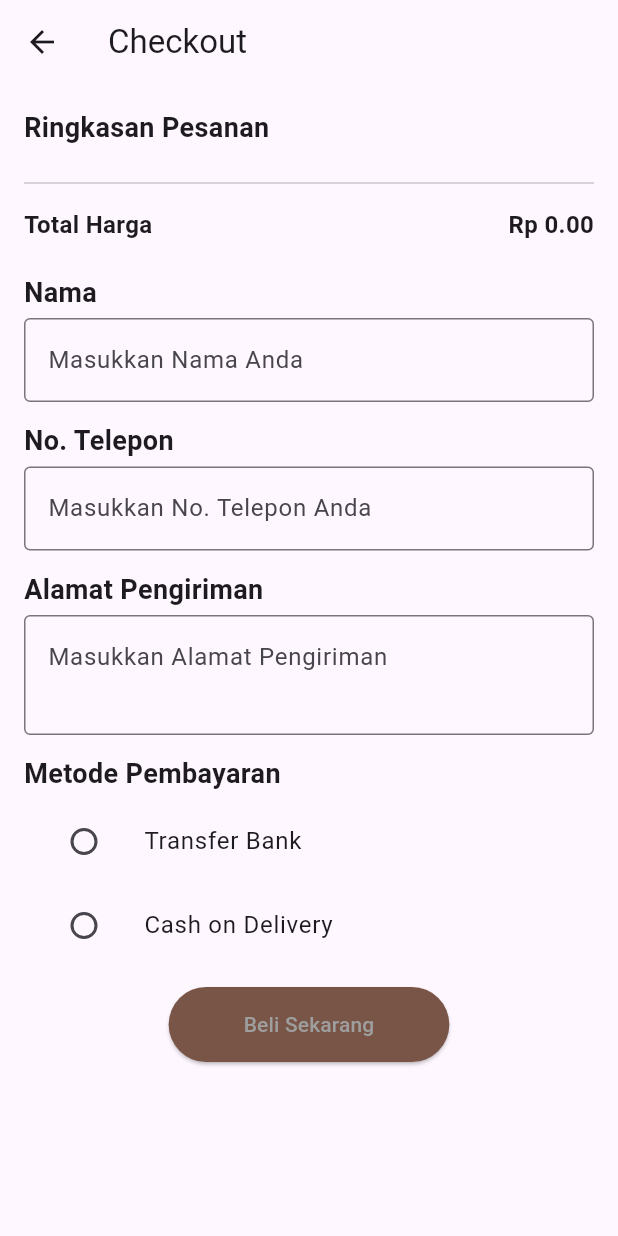
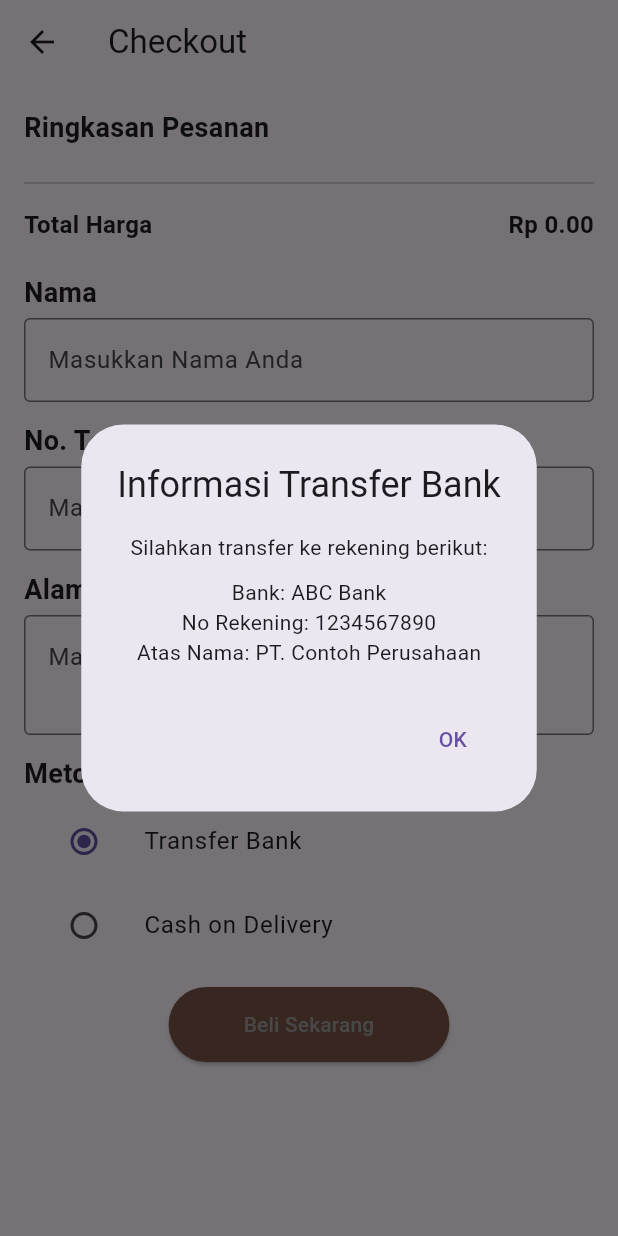
Before and after one commit to Semester4Project/kojukMobile, a Flutter app: the CheckoutPage screen opened by its route, after a tap on "Beli Sekarang", on a phone screen of 412 x 824 dp. Run offline on Flutter 3.47's test engine with Material 3 defaults, Android fonts, the light colour scheme and no system bars; our stand-ins replace image_picker.

Commit message:
integrasi api register and update checkout page

```diff
--- a/lib/pages/checkout_page.dart
+++ b/lib/pages/checkout_page.dart
@@ -2,7 +2,19 @@ import 'package:flutter/material.dart';
 import 'package:provider/provider.dart';
 import 'package:kojuk_mobile/models/cart_model.dart';
 
-class CheckoutPage extends StatelessWidget {
+class CheckoutPage extends StatefulWidget {
+  @override
+  _CheckoutPageState createState() => _CheckoutPageState();
+}
+
+class _CheckoutPageState extends State<CheckoutPage> {
+  String? selectedPaymentMethod = 'bank';
+
+  // Controllers for input fields
+  final nameController = TextEditingController();
+  final phoneController = TextEditingController();
+  final addressController = TextEditingController();
+
   @override
   Widget build(BuildContext context) {
     return Scaffold(
@@ -67,6 +79,7 @@ class CheckoutPage extends StatelessWidget {
                   ),
                   SizedBox(height: 4),
                   TextField(
+                    controller: nameController,
                     decoration: InputDecoration(
                       border: OutlineInputBorder(),
                       hintText: 'Masukkan Nama Anda',
@@ -79,6 +92,7 @@ class CheckoutPage extends StatelessWidget {
                   ),
                   SizedBox(height: 4),
                   TextField(
+                    controller: phoneController,
                     decoration: InputDecoration(
                       border: OutlineInputBorder(),
                       hintText: 'Masukkan No. Telepon Anda',
@@ -91,6 +105,7 @@ class CheckoutPage extends StatelessWidget {
                   ),
                   SizedBox(height: 4),
                   TextField(
+                    controller: addressController,
                     decoration: InputDecoration(
                       border: OutlineInputBorder(),
                       hintText: 'Masukkan Alamat Pengiriman',
@@ -105,21 +120,25 @@ class CheckoutPage extends StatelessWidget {
                   SizedBox(height: 4),
                   ListTile(
                     title: const Text('Transfer Bank'),
-                    leading: Radio(
+                    leading: Radio<String>(
                       value: 'bank',
-                      groupValue: 'payment',
+                      groupValue: selectedPaymentMethod,
                       onChanged: (String? value) {
-                        // Handle the payment method change
+                        setState(() {
+                          selectedPaymentMethod = value;
+                        });
                       },
                     ),
                   ),
                   ListTile(
                     title: const Text('Cash on Delivery'),
-                    leading: Radio(
+                    leading: Radio<String>(
                       value: 'cod',
-                      groupValue: 'payment',
+                      groupValue: selectedPaymentMethod,
                       onChanged: (String? value) {
-                        // Handle the payment method change
+                        setState(() {
+                          selectedPaymentMethod = value;
+                        });
                       },
                     ),
                   ),
@@ -128,6 +147,55 @@ class CheckoutPage extends StatelessWidget {
                     child: ElevatedButton(
                       onPressed: () {
                         // Handle checkout action
+                        if (selectedPaymentMethod == 'bank') {
+                          // Show bank transfer details dialog
+                          showDialog(
+                            context: context,
+                            builder: (context) {
+                              return AlertDialog(
+                                title: Text('Informasi Transfer Bank'),
+                                content: Column(
+                                  mainAxisSize: MainAxisSize.min,
+                                  children: [
+                                    Text('Silahkan transfer ke rekening berikut:'),
+                                    SizedBox(height: 10),
+                                    Text('Bank: ABC Bank'),
+                                    Text('No Rekening: 1234567890'),
+                                    Text('Atas Nama: PT. Contoh Perusahaan'),
+                                  ],
+                                ),
+                                actions: [
+                                  TextButton(
+                                    onPressed: () {
+                                      Navigator.of(context).pop();
+                                    },
+                                    child: Text('OK'),
+                                  ),
+                                ],
+                              );
+                            },
+                          );
+                        } else if (selectedPaymentMethod == 'cod') {
+                          // Handle cash on delivery logic here
+                          // Example: show a confirmation dialog
+                          showDialog(
+                            context: context,
+                            builder: (context) {
+                              return AlertDialog(
+                                title: Text('Konfirmasi Pesanan'),
+                                content: Text('Pesanan Anda akan dibayar di tempat (COD).'),
+                                actions: [
+                                  TextButton(
+                                    onPressed: () {
+                                      Navigator.of(context).pop();
+                                    },
+                                    child: Text('OK'),
+                                  ),
+                                ],
+                              );
+                            },
+                          );
+                        }
                       },
                       child: Text('Beli Sekarang'),
                       style: ElevatedButton.styleFrom(
```
Also changed, not shown: lib/pages/register_page.dart (+72 -18 lines).
